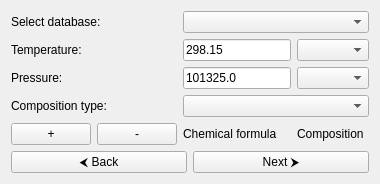
Old version of the form GUI/Ubuntu/src/gui/ui/input/equilibrium_page.ui in the repository srebughini/ASALI.
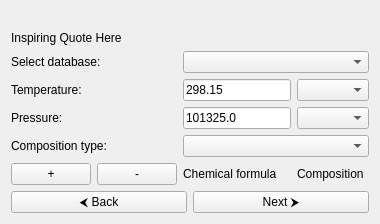
New version of the form. Icons and pictures are not drawn.

Diff of the .ui file:
```diff
--- a/GUI/Ubuntu/src/gui/ui/input/equilibrium_page.ui
+++ b/GUI/Ubuntu/src/gui/ui/input/equilibrium_page.ui
@@ -2,6 +2,22 @@
 <ui version="4.0">
     <class>EquilibriumInputPage</class>
         <widget class="QWidget" name="EquilibriumInputPage">
+            <layout class="QVBoxLayout" name="beerLogoLayout">
+                <item>
+                    <widget class="QLabel" name="logoLabel">
+                        <property name="pixmap">
+                            <pixmap>:images/BigLogo.png</pixmap> <!-- Reference to logo -->
+                        </property>
+                    </widget>
+                </item>
+                <item>
+                    <widget class="QLabel" name="beerQuoteLabel">
+                        <property name="text">
+                            <string>Inspiring Quote Here</string>
+                        </property>
+                    </widget>
+                </item>
+                <item>
             <layout class="QGridLayout" name="gridLayout">
                 <!-- Row 0 -->
                 <item row="0" column="0">
@@ -134,6 +150,8 @@
                                     <string>Go to results page</string>
                                 </property>
                             </widget>
+                                </item>
+                            </layout>
                         </item>
                     </layout>
                 </item>
```
Lines whose indentation alone changed are shown as unchanged.
